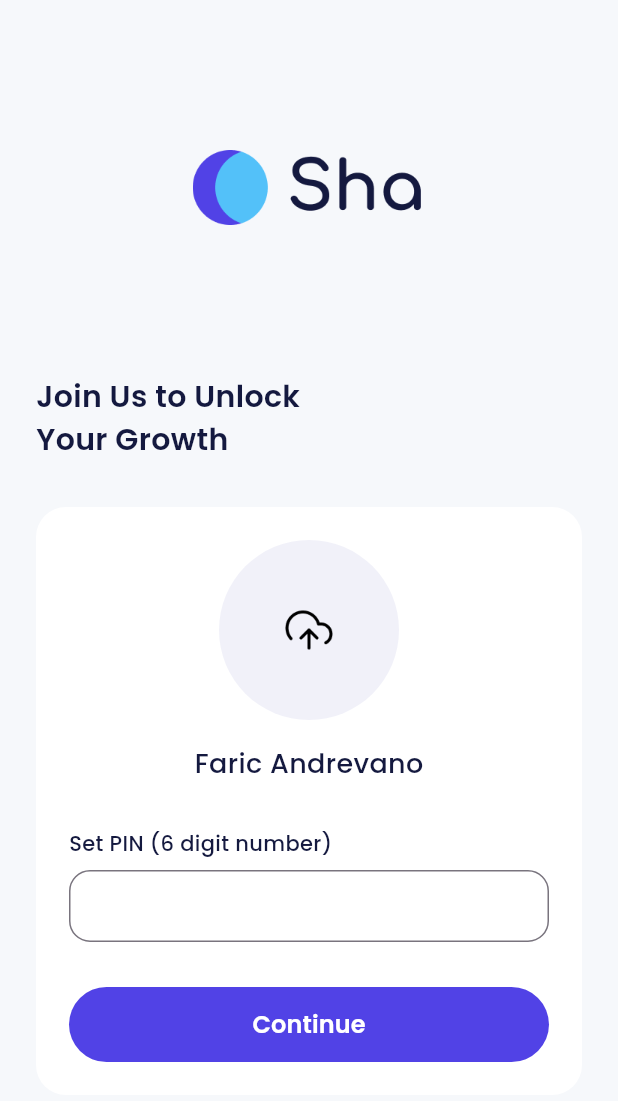
After one commit to faricandrevano/E-Wallet-Flutter, a Flutter app: the SignUp screen opened by its route, after a tap on "Continue", on a phone screen of 412 x 824 dp. The commit adds this screen. Shown: the top 1101 px of the screen. Run offline on Flutter 3.47's test engine with Material 3 defaults, Android fonts, the phone set to English and light mode, and no system bars; our stand-ins replace carousel_slider, google_fonts.

Commit message:
add page sign_up_picture_upload

```diff
--- a/lib/main.dart
+++ b/lib/main.dart
@@ -1,6 +1,7 @@
 import 'package:dana/ui/pages/onborading_page.dart';
 import 'package:dana/ui/pages/sign_in_page.dart';
 import 'package:dana/ui/pages/sign_up_page.dart';
+import 'package:dana/ui/pages/sign_up_picture_upload.dart';
 import 'package:dana/ui/pages/splash_page.dart';
 import 'package:flutter/material.dart';
 
@@ -20,7 +21,8 @@ class MyApp extends StatelessWidget {
         '/': (context) => const SplashPage(),
         '/onboarding': (context) => const OnboardingPage(),
         '/sign-in': (context) => const SignIn(),
-        '/sign-up': (context) => const SignUp()
+        '/sign-up': (context) => const SignUp(),
+        '/sign-up/upload-pic': (context) => const SignUpPictureUpload()
       },
     );
   }
--- a/lib/shared/theme.dart
+++ b/lib/shared/theme.dart
@@ -11,6 +11,7 @@ Color greenColor = const Color(0xff22B07D);
 Color redColor = const Color(0xffFF2566);
 Color numberBackgroundColor = const Color(0xff1A1D2E);
 Color purpleColor = const Color(0xff5142E6);
+Color profileImport = const Color(0xffF1F1F9);
 
 TextStyle blackTextStyle = GoogleFonts.poppins(
   color: blackColor,
--- a/lib/ui/pages/onborading_page.dart
+++ b/lib/ui/pages/onborading_page.dart
@@ -144,7 +144,7 @@ class _OnboardingPageState extends State<OnboardingPage> {
                           height: 50,
                           title: 'Get Started',
                           onPressed: () {
-                            Navigator.pushNamed(context, '/sign-in');
+                            Navigator.pushNamed(context, '/sign-up');
                           },
                         ),
                         const SizedBox(height: 14),
--- a/lib/ui/pages/sign_in_page.dart
+++ b/lib/ui/pages/sign_in_page.dart
@@ -10,7 +10,9 @@ class SignIn extends StatelessWidget {
   @override
   Widget build(BuildContext context) {
     return Scaffold(
-      body: ListView(
+      body: Container(
+        color: lightBackgroundColor,
+        child: ListView(
           padding: const EdgeInsets.symmetric(horizontal: 24),
           children: [
             Container(
@@ -25,14 +27,15 @@ class SignIn extends StatelessWidget {
             ),
             Text(
               'Sign In &\nGrow Your Finance',
-            style: blackTextStyle.copyWith(fontWeight: semiBold, fontSize: 20),
+              style:
+                  blackTextStyle.copyWith(fontWeight: semiBold, fontSize: 20),
             ),
             const SizedBox(height: 30),
             Container(
               padding: const EdgeInsets.all(22),
               decoration: BoxDecoration(
                 borderRadius: BorderRadius.circular(20),
-              color: lightBackgroundColor,
+                color: whiteColor,
               ),
               child: Form(
                 child: Column(
@@ -57,10 +60,12 @@ class SignIn extends StatelessWidget {
                       ),
                     ),
                     const SizedBox(height: 30),
-                  const CustomFilledButton(
+                    CustomFilledButton(
                       width: double.infinity,
                       height: 50,
                       title: 'Sign In',
+                      onPressed: () => Navigator.pushNamedAndRemoveUntil(
+                          context, '/sign-up', (route) => false),
                     ),
                     const SizedBox(height: 70),
                     CustomGestureText(
@@ -78,6 +83,7 @@ class SignIn extends StatelessWidget {
             )
           ],
         ),
+      ),
     );
   }
 }
--- a/lib/ui/pages/sign_up_page.dart
+++ b/lib/ui/pages/sign_up_page.dart
@@ -11,9 +11,9 @@ class SignUp extends StatelessWidget {
   Widget build(BuildContext context) {
     return Scaffold(
       body: Container(
-        color: whiteColor,
+        color: lightBackgroundColor,
         child: ListView(
-          padding: EdgeInsets.all(24),
+          padding: const EdgeInsets.symmetric(horizontal: 24),
           children: [
             Container(
               width: 155,
@@ -23,7 +23,7 @@ class SignUp extends StatelessWidget {
                   image: AssetImage('assets/img_logo_white.png'),
                 ),
               ),
-              margin: const EdgeInsets.symmetric(vertical: 100),
+              margin: const EdgeInsets.only(top: 100, bottom: 100),
             ),
             Text(
               'Join Us to Unlock\nYour Growth',
@@ -34,7 +34,7 @@ class SignUp extends StatelessWidget {
             Container(
               padding: const EdgeInsets.all(22),
               decoration: BoxDecoration(
-                color: lightBackgroundColor,
+                color: whiteColor,
                 borderRadius: const BorderRadius.all(
                   Radius.circular(20),
                 ),
@@ -51,10 +51,14 @@ class SignUp extends StatelessWidget {
                     const CustomTextField(
                         label: 'Password', obsecureText: true),
                     const SizedBox(height: 30),
-                    const CustomFilledButton(
+                    CustomFilledButton(
                       width: double.infinity,
                       height: 50,
                       title: 'Continue',
+                      onPressed: () => Navigator.pushNamed(
+                        context,
+                        '/sign-up/upload-pic',
+                      ),
                     ),
                     const SizedBox(height: 72),
                     CustomGestureText(
--- /dev/null
+++ b/lib/ui/pages/sign_up_picture_upload.dart
@@ -0,0 +1,95 @@
+import 'package:dana/shared/theme.dart';
+import 'package:dana/ui/widgets/buttons.dart';
+import 'package:dana/ui/widgets/text_field.dart';
+import 'package:flutter/material.dart';
+
+class SignUpPictureUpload extends StatelessWidget {
+  const SignUpPictureUpload({super.key});
+
+  @override
+  Widget build(BuildContext context) {
+    return Scaffold(
+      body: Container(
+        color: lightBackgroundColor,
+        child: ListView(
+          padding: const EdgeInsets.symmetric(horizontal: 24),
+          children: [
+            Container(
+              width: 155,
+              height: 50,
+              margin: const EdgeInsets.only(top: 100, bottom: 100),
+              decoration: const BoxDecoration(
+                image: DecorationImage(
+                  image: AssetImage('assets/img_logo_white.png'),
+                ),
+              ),
+            ),
+            Text(
+              'Join Us to Unlock\nYour Growth',
+              style:
+                  blackTextStyle.copyWith(fontSize: 20, fontWeight: semiBold),
+            ),
+            const SizedBox(height: 30),
+            Container(
+              padding: const EdgeInsets.all(22),
+              decoration: BoxDecoration(
+                color: whiteColor,
+                borderRadius: const BorderRadius.all(Radius.circular(20)),
+              ),
+              child: Column(
+                children: [
+                  // Container(
+                  //   width: 120,
+                  //   height: 120,
+                  //   decoration: const BoxDecoration(
+                  //     shape: BoxShape.circle,
+                  //     image: DecorationImage(
+                  //       image: AssetImage('assets/img_tips1.png'),
+                  //       fit: BoxFit.cover,
+                  //     ),
+                  //   ),
+                  // ),
+                  Container(
+                    width: 120,
+                    height: 120,
+                    decoration: BoxDecoration(
+                      color: profileImport,
+                      borderRadius: BorderRadius.circular(80),
+                    ),
+                    child: Center(
+                      child: Image.asset(
+                        'assets/icon_export.png',
+                        width: 32,
+                        height: 32,
+                      ),
+                    ),
+                  ),
+                  const SizedBox(height: 16),
+                  Text(
+                    'Faric Andrevano',
+                    style: blackTextStyle.copyWith(
+                      fontSize: 18,
+                      fontWeight: medium,
+                    ),
+                  ),
+                  const SizedBox(height: 30),
+                  const CustomTextField(
+                    label: 'Set PIN (6 digit number)',
+                    obsecureText: true,
+                  ),
+                  const SizedBox(height: 30),
+                  CustomFilledButton(
+                    width: double.infinity,
+                    height: 50,
+                    title: 'Continue',
+                    onPressed: () {},
+                  )
+                ],
+              ),
+            )
+          ],
+        ),
+      ),
+    );
+  }
+}
```
Lines whose indentation alone changed are shown as unchanged.
